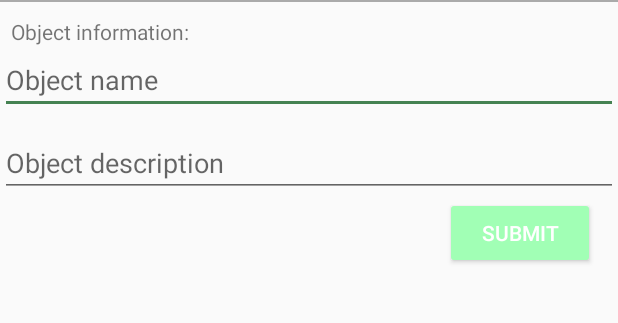
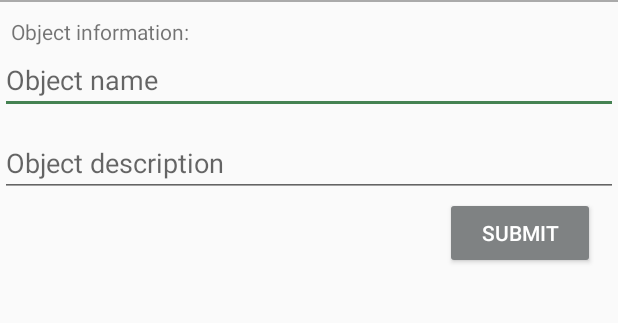
Before and after one commit to kijenzi/kijenzi-mobile, an Android app: the NewRequestHandler screen opened directly, with no data from a screen before it, on a phone screen of 412 x 824 dp, the part 354-677 px from its top. Run offline under Robolectric (Android 15) with nearby library versions, the phone set to English and light mode, and no system bars.

Commit message:
Updated UI elements to be consistent with the new color scheme.

```diff
--- a/app/src/main/res/layout/activity_new_request_handler.xml
+++ b/app/src/main/res/layout/activity_new_request_handler.xml
@@ -59,7 +59,7 @@
         android:layout_height="wrap_content"
         android:layout_gravity="right"
         android:layout_marginRight="15dp"
-        android:backgroundTint="@color/colorPrimary"
+        android:backgroundTint="@color/slateGray"
         android:text="Submit"
         android:textColor="@android:color/white" />
 
--- a/app/src/main/res/layout/activity_request_browser.xml
+++ b/app/src/main/res/layout/activity_request_browser.xml
@@ -28,7 +28,7 @@
         android:layout_height="wrap_content"
         android:layout_gravity="bottom|end"
         android:layout_margin="@dimen/fab_margin"
-        app:backgroundTint="@color/colorPrimary"
+        app:backgroundTint="@color/slateGray"
         app:srcCompat="@drawable/ic_add_white_24dp" />
 
 </android.support.design.widget.CoordinatorLayout>
```
Also changed, not shown: app/src/main/res/drawable-v24/ic_add_white_24dp.png, app/src/main/res/drawable/ic_add_white_24dp.png.
